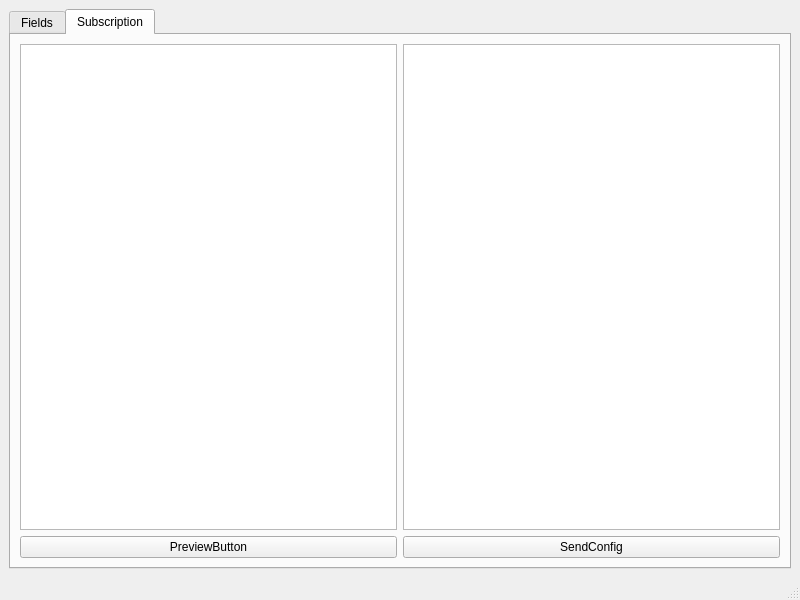
Above: ui/gui/qt_new/CreateRecording.ui from dani-l/PaPI before the change. Below: the same form after it.
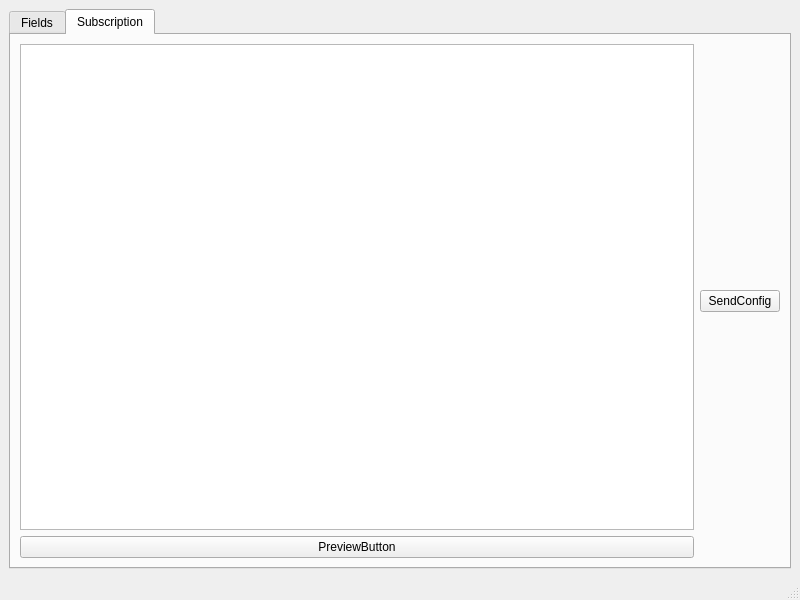
That is the form after the change. The open tabs and pages were chosen to show the change.

Patch:
```diff
--- a/ui/gui/qt_new/CreateRecording.ui
+++ b/ui/gui/qt_new/CreateRecording.ui
@@ -77,7 +77,7 @@
         <item>
          <layout class="QVBoxLayout" name="verticalLayout_4">
           <item>
-           <widget class="QTableView" name="subView"/>
+           <layout class="QGridLayout" name="selectionGrid"/>
           </item>
           <item>
            <widget class="QPushButton" name="pushButton_2">
```
Left out of the diff: 4 changed lines with no effect on the pictures.
